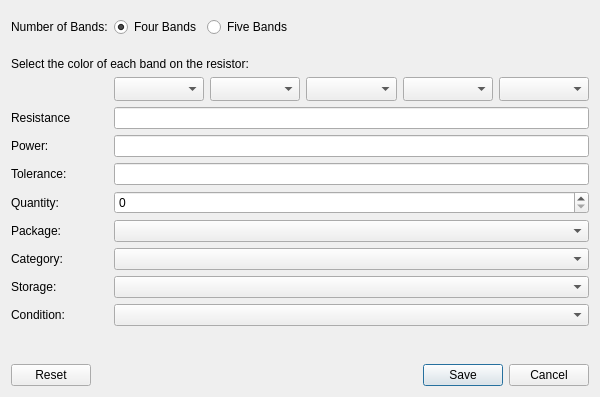
Qt form src/dialogs/quickaddresistordialog.ui (jassuncao/myparts) before a commit.
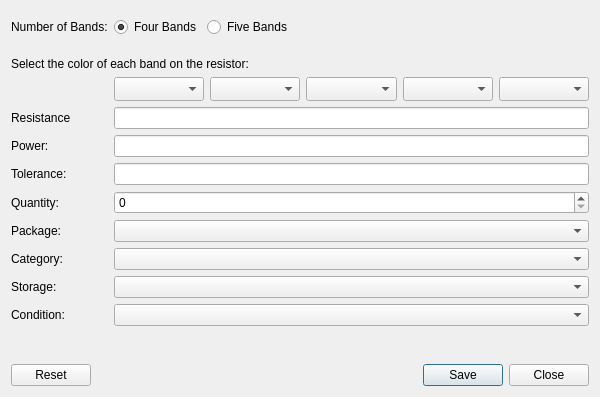
The same form after that commit. Icons and pictures are not drawn. Custom widgets are drawn as their Qt base class.

Patch:
```diff
--- a/src/dialogs/quickaddresistordialog.ui
+++ b/src/dialogs/quickaddresistordialog.ui
@@ -290,7 +290,7 @@
       <enum>Qt::Horizontal</enum>
      </property>
      <property name="standardButtons">
-      <set>QDialogButtonBox::Cancel|QDialogButtonBox::Reset|QDialogButtonBox::Save</set>
+      <set>QDialogButtonBox::Close|QDialogButtonBox::Reset|QDialogButtonBox::Save</set>
      </property>
     </widget>
    </item>
```
